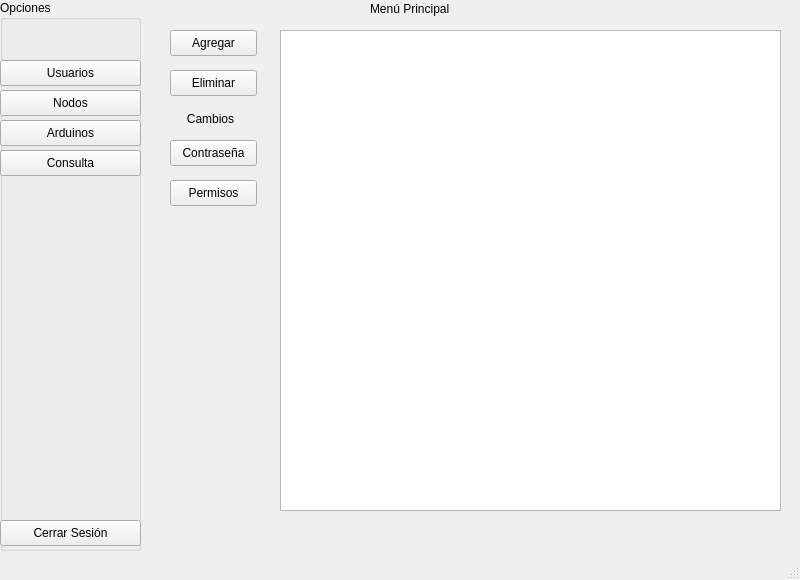
Before: the Qt Designer form ClientApp/menuwindow.ui in jpvindas11/LosM-sFritos_Arduinos, drawn with Qt 5.
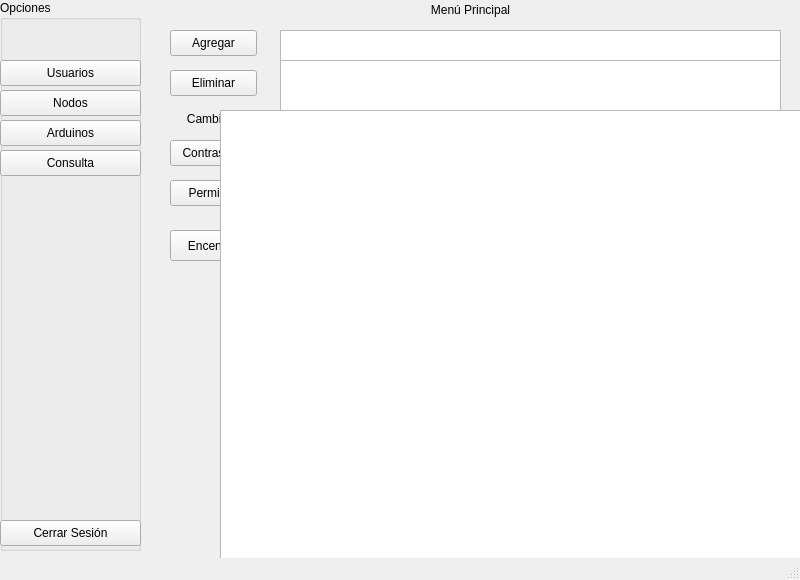
After: the same form once the commit is applied.

Commit message: Lista de arduinos conectados

Patch:
```diff
--- a/ClientApp/menuwindow.ui
+++ b/ClientApp/menuwindow.ui
@@ -17,15 +17,18 @@
    <widget class="QLabel" name="main_label">
     <property name="geometry">
      <rect>
-      <x>370</x>
+      <x>140</x>
       <y>0</y>
-      <width>181</width>
-      <height>18</height>
+      <width>661</width>
+      <height>20</height>
      </rect>
     </property>
     <property name="text">
      <string>Menú Principal</string>
     </property>
+    <property name="alignment">
+     <set>Qt::AlignCenter</set>
+    </property>
    </widget>
    <widget class="QGroupBox" name="groupBox">
     <property name="geometry">
@@ -183,6 +186,39 @@
      <set>Qt::AlignCenter</set>
     </property>
    </widget>
+   <widget class="QListWidget" name="arduino_list">
+    <property name="geometry">
+     <rect>
+      <x>280</x>
+      <y>60</y>
+      <width>501</width>
+      <height>481</height>
+     </rect>
+    </property>
+   </widget>
+   <widget class="QPushButton" name="arduino_turn">
+    <property name="geometry">
+     <rect>
+      <x>170</x>
+      <y>230</y>
+      <width>87</width>
+      <height>31</height>
+     </rect>
+    </property>
+    <property name="text">
+     <string>Encender</string>
+    </property>
+   </widget>
+   <widget class="QListWidget" name="data_list">
+    <property name="geometry">
+     <rect>
+      <x>220</x>
+      <y>110</y>
+      <width>601</width>
+      <height>481</height>
+     </rect>
+    </property>
+   </widget>
   </widget>
   <widget class="QMenuBar" name="menubar">
    <property name="geometry">
```
The commit also changes 11 other files.
